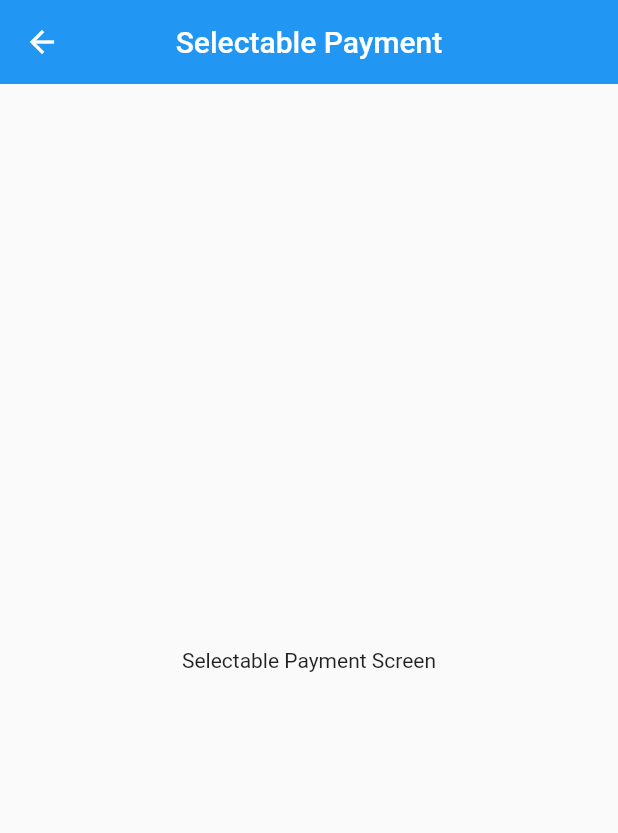
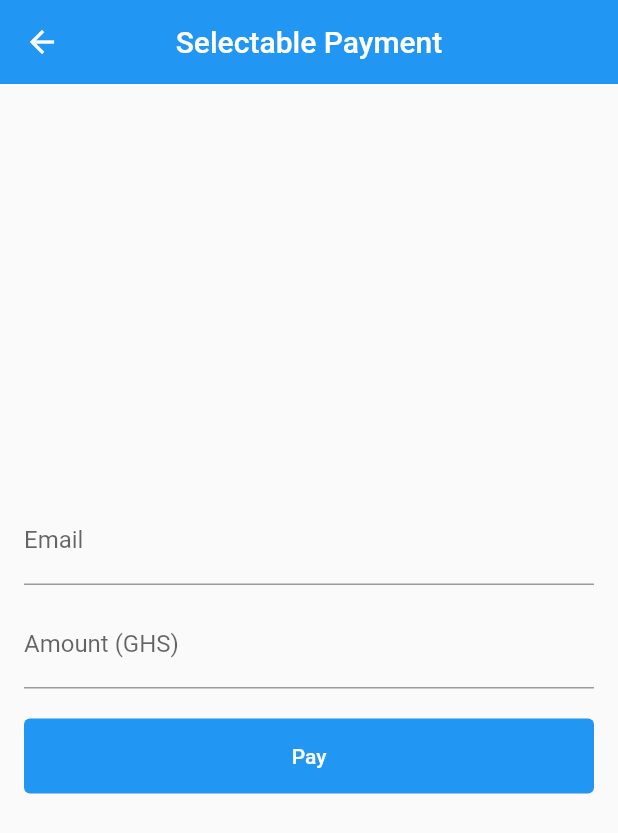
Before and after one commit to Manuelkpatsu/flutter_paystack_pay, a Flutter app: the screen it shows after launch, after a tap on "Selectable Payment", on a phone screen of 412 x 824 dp. Shown: the top 833 px of the screen. Run offline on Flutter 3.47's test engine with Material 2 defaults, Android fonts, the phone set to English and light mode, and no system bars; our stand-ins replace get_it, logger, rxdart; missing offline and left inert: flutter_paystack.

Commit message:
Implement selectable payment

```diff
--- a/lib/locator.dart
+++ b/lib/locator.dart
@@ -5,6 +5,7 @@ import 'package:paystack_payment/repository/payment_repository.dart';
 import 'screen/card_payment/card_payment_notifier.dart';
 import 'screen/home/home_notifier.dart';
 import 'screen/navigation_controller.dart';
+import 'screen/selectable_payment/selectable_payment_notifier.dart';
 
 final GetIt get = GetIt.instance;
 
@@ -19,6 +20,11 @@ void setUpLocator() {
     (context, _) => CardPaymentNotifier(get<PaymentRepository>(), context),
   );
 
+  get.registerFactoryParam<SelectablePaymentNotifier, BuildContext, void>(
+    (context, _) =>
+        SelectablePaymentNotifier(get<PaymentRepository>(), context),
+  );
+
   get.registerFactoryParam<HomeNotifier, BuildContext, void>(
     (context, _) => HomeNotifier(
       get<NavigationController>(param1: context),
--- /dev/null
+++ b/lib/screen/selectable_payment/selectable_payment_event.dart
@@ -0,0 +1,12 @@
+import 'package:flutter/material.dart';
+
+abstract class SelectablePaymentEvent {}
+
+@immutable
+class PaymentEvent extends SelectablePaymentEvent {
+  final String email;
+  final double amount;
+  final BuildContext context;
+
+  PaymentEvent(this.email, this.amount, this.context);
+}
--- /dev/null
+++ b/lib/screen/selectable_payment/selectable_payment_notifier.dart
@@ -0,0 +1,54 @@
+import 'package:flutter/material.dart';
+import 'package:logger/logger.dart';
+import 'package:paystack_payment/repository/payment_repository.dart';
+import 'package:paystack_payment/util/helper.dart';
+import 'package:rxdart/rxdart.dart';
+
+import 'selectable_payment_event.dart';
+
+class SelectablePaymentNotifier extends ValueNotifier<dynamic> {
+  final _logger = Logger();
+  final PaymentRepository _paymentRepository;
+  final BuildContext _context;
+  late final PublishSubject<SelectablePaymentEvent> _eventSubject;
+
+  SelectablePaymentNotifier(this._paymentRepository, this._context)
+      : super(dynamic);
+
+  void init(PublishSubject<SelectablePaymentEvent> eventSubject) {
+    _eventSubject = eventSubject;
+
+    _paymentRepository.initializePayment();
+
+    _eventSubject.stream
+        .listen((event) => _handleEvent(event))
+        .onError((error, stackTrace) {
+      _logger.e("Error handling selectable payment event", error, stackTrace);
+    });
+  }
+
+  /// Handles [SelectablePaymentEvent]s
+  _handleEvent(SelectablePaymentEvent event) {
+    if (event is PaymentEvent) {
+      _makePayment(email: event.email, amount: event.amount);
+    } else {
+      _logger.w('Unhandled card payment event type: ${event.runtimeType}');
+    }
+  }
+
+  void _makePayment({required String email, required double amount}) {
+    _paymentRepository
+        .selectablePayment(email: email, amount: amount, context: _context)
+        .then((response) {
+      Helper.showSnackbar(_context, response.message);
+    }).catchError((error, stackTrace) {
+      _logger.e('Error making payment', error, stackTrace);
+      Helper.showSnackbar(_context, error.toString());
+    });
+  }
+
+  @override
+  void dispose() {
+    super.dispose();
+  }
+}
--- a/lib/screen/selectable_payment/selectable_payment_screen.dart
+++ b/lib/screen/selectable_payment/selectable_payment_screen.dart
@@ -1,4 +1,12 @@
 import 'package:flutter/material.dart';
+import 'package:rxdart/rxdart.dart';
+
+import '../../locator.dart';
+import 'selectable_payment_event.dart';
+import 'selectable_payment_notifier.dart';
+import 'widget/amount_input_field.dart';
+import 'widget/email_input_field.dart';
+import 'widget/pay_here_button.dart';
 
 class SelectablePaymentScreen extends StatefulWidget {
   const SelectablePaymentScreen({Key? key}) : super(key: key);
@@ -9,6 +17,26 @@ class SelectablePaymentScreen extends StatefulWidget {
 }
 
 class _SelectablePaymentScreenState extends State<SelectablePaymentScreen> {
+  final TextEditingController _emailController = TextEditingController();
+  final TextEditingController _amountController = TextEditingController();
+  final _formKey = GlobalKey<FormState>();
+  late final SelectablePaymentNotifier _notifier;
+  final _eventSubject = PublishSubject<SelectablePaymentEvent>();
+
+  @override
+  void initState() {
+    super.initState();
+    _notifier = get<SelectablePaymentNotifier>(param1: context);
+    _notifier.init(_eventSubject);
+  }
+
+  @override
+  void dispose() {
+    _emailController.dispose();
+    _amountController.dispose();
+    super.dispose();
+  }
+
   @override
   Widget build(BuildContext context) {
     return Scaffold(
@@ -17,8 +45,34 @@ class _SelectablePaymentScreenState extends State<SelectablePaymentScreen> {
         centerTitle: true,
         elevation: 0,
       ),
-      body: const Center(
-        child: Text('Selectable Payment Screen'),
+      body: Center(
+        child: SingleChildScrollView(
+          padding: const EdgeInsets.symmetric(horizontal: 16),
+          child: Form(
+            key: _formKey,
+            child: Column(
+              crossAxisAlignment: CrossAxisAlignment.center,
+              mainAxisAlignment: MainAxisAlignment.center,
+              children: [
+                EmailInputField(controller: _emailController),
+                const SizedBox(height: 10),
+                AmountInputField(controller: _amountController),
+                const SizedBox(height: 20),
+                PayHereButton(onPressed: () async {
+                  if (_formKey.currentState!.validate()) {
+                    _eventSubject.add(PaymentEvent(
+                      _emailController.text,
+                      double.parse(_amountController.text),
+                      context,
+                    ));
+                    _formKey.currentState!.reset();
+                  }
+                }),
+                const SizedBox(height: 20),
+              ],
+            ),
+          ),
+        ),
       ),
     );
   }
--- /dev/null
+++ b/lib/screen/selectable_payment/widget/amount_input_field.dart
@@ -0,0 +1,24 @@
+import 'package:flutter/material.dart';
+import 'package:paystack_payment/util/validator.dart';
+
+class AmountInputField extends StatelessWidget {
+  final TextEditingController controller;
+  final FormFieldValidator<String>? validator;
+
+  const AmountInputField({
+    Key? key,
+    required this.controller,
+    this.validator,
+  }) : super(key: key);
+
+  @override
+  Widget build(BuildContext context) {
+    return TextFormField(
+      controller: controller,
+      decoration: const InputDecoration(labelText: 'Amount (GHS)'),
+      keyboardType: TextInputType.number,
+      textInputAction: TextInputAction.done,
+      validator: Validator.amount,
+    );
+  }
+}
--- /dev/null
+++ b/lib/screen/selectable_payment/widget/email_input_field.dart
@@ -0,0 +1,24 @@
+import 'package:flutter/material.dart';
+import 'package:paystack_payment/util/validator.dart';
+
+class EmailInputField extends StatelessWidget {
+  final TextEditingController controller;
+  final FormFieldValidator<String>? validator;
+
+  const EmailInputField({
+    Key? key,
+    required this.controller,
+    this.validator,
+  }) : super(key: key);
+
+  @override
+  Widget build(BuildContext context) {
+    return TextFormField(
+      controller: controller,
+      decoration: const InputDecoration(labelText: 'Email'),
+      keyboardType: TextInputType.emailAddress,
+      textInputAction: TextInputAction.next,
+      validator: Validator.email,
+    );
+  }
+}
--- /dev/null
+++ b/lib/screen/selectable_payment/widget/pay_here_button.dart
@@ -0,0 +1,19 @@
+import 'package:flutter/material.dart';
+
+class PayHereButton extends StatelessWidget {
+  final VoidCallback onPressed;
+
+  const PayHereButton({Key? key, required this.onPressed}) : super(key: key);
+
+  @override
+  Widget build(BuildContext context) {
+    return ElevatedButton(
+      onPressed: onPressed,
+      child: const Text('Pay'),
+      style: ElevatedButton.styleFrom(
+        minimumSize: const Size(double.infinity, 50),
+        elevation: 0,
+      ),
+    );
+  }
+}
--- a/pubspec.yaml
+++ b/pubspec.yaml
@@ -15,6 +15,7 @@ dependencies:
   equatable: ^2.0.3
   flutter_paystack: ^1.0.5+1
   uuid: ^3.0.6
+  http: ^0.13.4
   cupertino_icons: ^1.0.2
 
 dev_dependencies:
```
Also changed, not shown: lib/repository/payment_repository.dart (+55 -0 lines), pubspec.lock.
